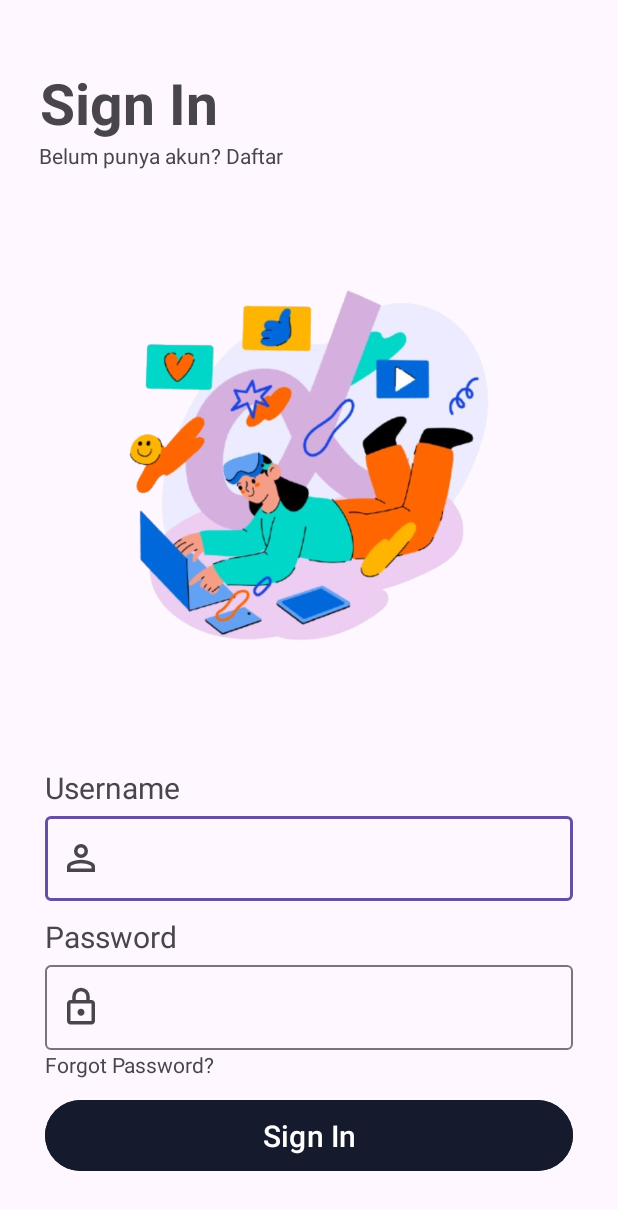
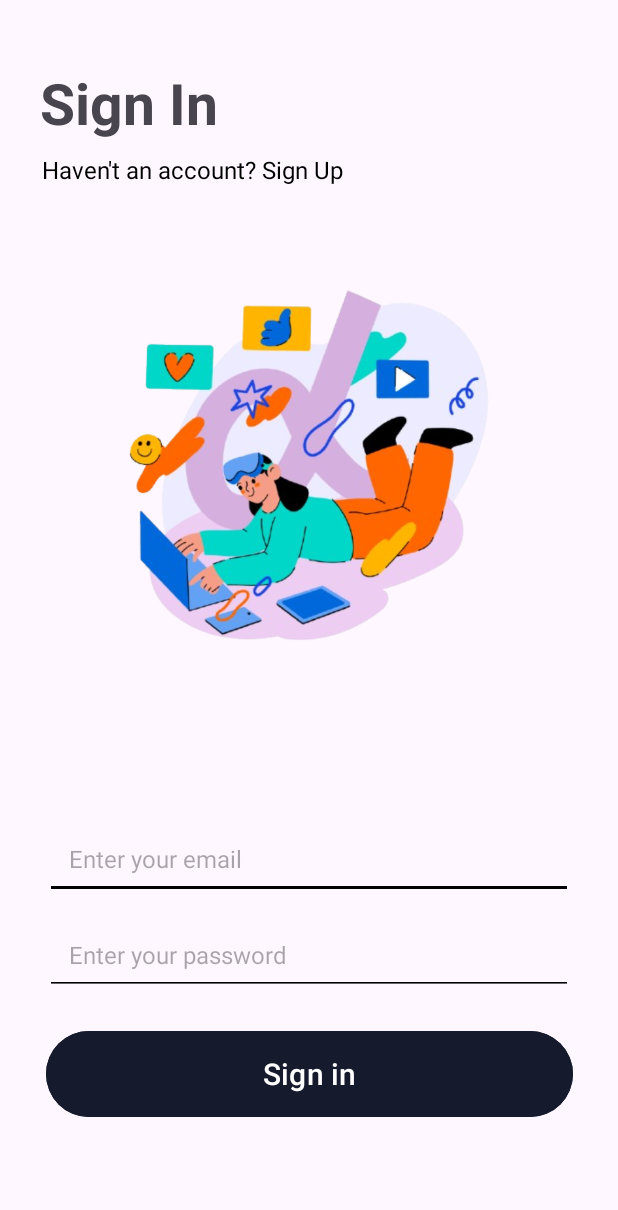
Before and after one commit to muhfadtz/Mobile-OnJasa, an Android app: the layout activity_login.xml on its own in the app's theme, with its tools: preview values and no code run, on a phone screen of 412 x 824 dp. Shown: the top 1210 px of the screen. Run offline under Robolectric (Android 15) with nearby library versions, the phone set to English and light mode, and no system bars.

Commit message:
Added function login and logout-sementara

```diff
--- a/app/src/main/res/layout/activity_login.xml
+++ b/app/src/main/res/layout/activity_login.xml
@@ -21,11 +21,17 @@
         app:layout_constraintVertical_bias="0.055" />
 
     <TextView
+        android:id="@+id/tvSignUp"
         android:layout_width="wrap_content"
         android:layout_height="wrap_content"
-        android:text="Belum punya akun? Daftar"
+        android:text="Haven't an account? Sign Up"
+        android:textColor="@android:color/black"
+        android:clickable="true"
+        android:focusable="true"
+        android:textSize="16sp"
+        android:padding="8dp"
         app:layout_constraintEnd_toEndOf="parent"
-        app:layout_constraintHorizontal_bias="0.104"
+        app:layout_constraintHorizontal_bias="0.102"
         app:layout_constraintStart_toStartOf="parent"
         app:layout_constraintTop_toBottomOf="@+id/textView" />
 
@@ -53,82 +59,57 @@
         app:layout_constraintStart_toStartOf="parent"
         app:layout_constraintTop_toBottomOf="@+id/imageView">
 
-        <!-- Username Input -->
-
-        <TextView
-            android:id="@+id/textView5"
-            android:layout_width="wrap_content"
-            android:layout_height="wrap_content"
-            android:layout_marginTop="12dp"
-            android:text="Username"
-            android:textSize="20dp"
-            app:layout_constraintStart_toStartOf="parent"
-            app:layout_constraintTop_toTopOf="parent" />
-
-        <com.google.android.material.textfield.TextInputLayout
-            android:id="@+id/textInputUsername"
-            style="@style/Widget.Material3.TextInputLayout.OutlinedBox"
+        <LinearLayout
+            android:id="@+id/linearLayout2"
             android:layout_width="match_parent"
             android:layout_height="wrap_content"
-            app:layout_constraintTop_toBottomOf="@+id/textView5"
-            app:startIconDrawable="@drawable/ic_person"
-            app:layout_constraintStart_toStartOf="parent"
-            app:layout_constraintEnd_toEndOf="parent">
+            android:orientation="vertical">
 
-            <com.google.android.material.textfield.TextInputEditText
-                android:layout_width="match_parent"
-                android:layout_height="wrap_content" />
-        </com.google.android.material.textfield.TextInputLayout>
 
-        <!-- Password Input -->
-        <TextView
-            android:id="@+id/textView6"
-            android:layout_width="wrap_content"
-            android:layout_height="wrap_content"
-            android:layout_marginTop="10dp"
-            android:text="Password"
-            android:textSize="20dp"
-            app:layout_constraintTop_toBottomOf="@+id/textInputUsername"
-            app:layout_constraintStart_toStartOf="parent" />
-
-        <com.google.android.material.textfield.TextInputLayout
-            android:id="@+id/textInputLayout2"
-            style="@style/Widget.Material3.TextInputLayout.OutlinedBox"
-            android:layout_width="match_parent"
-            android:layout_height="wrap_content"
-            app:startIconDrawable="@drawable/ic_lock"
-            app:layout_constraintTop_toBottomOf="@+id/textView6"
-            app:layout_constraintStart_toStartOf="parent"
-            app:layout_constraintEnd_toEndOf="parent">
-
-            <com.google.android.material.textfield.TextInputEditText
+            <EditText
+                android:id="@+id/etEmail"
                 android:layout_width="match_parent"
                 android:layout_height="wrap_content"
-                android:inputType="textPassword"/>
-        </com.google.android.material.textfield.TextInputLayout>
+                android:hint="Enter your email"
+                android:inputType="textEmailAddress"
+                android:padding="16dp"
+                android:layout_marginTop="10dp"
+                android:backgroundTint="@color/black"
+                android:textColor="@color/black"
+                android:textSize="16sp" />
 
-        <!-- Forgot Password Text -->
-        <TextView
-            android:id="@+id/textView7"
-            android:layout_width="wrap_content"
-            android:layout_height="wrap_content"
-            android:text="Forgot Password?"
-            app:layout_constraintStart_toStartOf="parent"
-            app:layout_constraintTop_toBottomOf="@+id/textInputLayout2" />
+            <EditText
+                android:id="@+id/etPassword"
+                android:layout_width="match_parent"
+                android:layout_height="wrap_content"
+                android:hint="Enter your password"
+                android:inputType="textPassword"
+                android:padding="16dp"
+                android:layout_marginTop="10dp"
+                android:backgroundTint="@color/black"
+                android:textColor="@color/black"
+                android:textSize="16sp" />
 
-        <!-- Sign In Button -->
+
+
+
+            <!-- Button Section -->
+        </LinearLayout>
+
         <Button
             android:id="@+id/btnlogin"
-            android:layout_width="match_parent"
-            android:layout_height="wrap_content"
-            android:layout_marginTop="10dp"
+            android:layout_width="351dp"
+            android:layout_height="65dp"
+            android:layout_marginHorizontal="30dp"
+            android:layout_marginTop="20dp"
             android:backgroundTint="@color/material_dynamic_secondary10"
             android:padding="10dp"
-            android:text="Sign In"
+            android:text="Sign in"
             android:textSize="20sp"
+            app:layout_constraintBottom_toBottomOf="parent"
             app:layout_constraintEnd_toEndOf="parent"
             app:layout_constraintStart_toStartOf="parent"
-            app:layout_constraintTop_toBottomOf="@+id/textView7" />
+            app:layout_constraintTop_toBottomOf="@+id/linearLayout2" />
 
     </androidx.constraintlayout.widget.ConstraintLayout>
 
--- a/app/src/main/res/layout/activity_sign_up.xml
+++ b/app/src/main/res/layout/activity_sign_up.xml
@@ -7,9 +7,15 @@
     tools:context=".LoginActivity">
 
     <TextView
+        android:id="@+id/tvSignIn"
         android:layout_width="wrap_content"
         android:layout_height="wrap_content"
         android:text="Sudah punya akun? Sign In"
+        android:textColor="@android:color/black"
+        android:clickable="true"
+        android:focusable="true"
+        android:textSize="16sp"
+        android:padding="8dp"
         app:layout_constraintEnd_toEndOf="parent"
         app:layout_constraintHorizontal_bias="0.102"
         app:layout_constraintStart_toStartOf="parent"
```
Also changed, not shown: app/src/main/AndroidManifest.xml (+12 -7 lines), app/src/main/java/com/example/onjasa/HomeActivity.kt (+20 -8 lines), app/src/main/java/com/example/onjasa/LoginActivity.kt (+76 -8 lines), app/src/main/java/com/example/onjasa/SignUpActivity.kt (+11 -0 lines), app/src/main/res/layout/activity_home.xml (+17 -11 lines).
